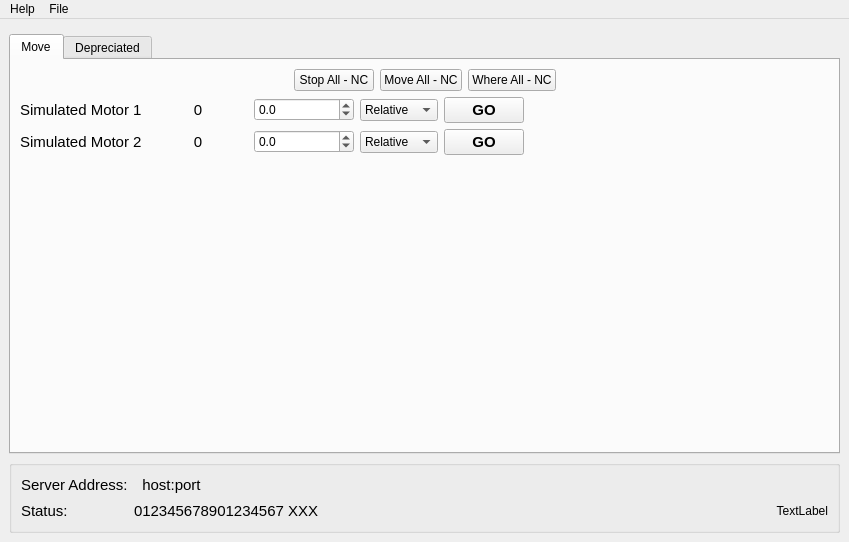
Qt form main_controller/windows/main_window.ui (ayuzer/HXMA_Python_Gui) before a commit.
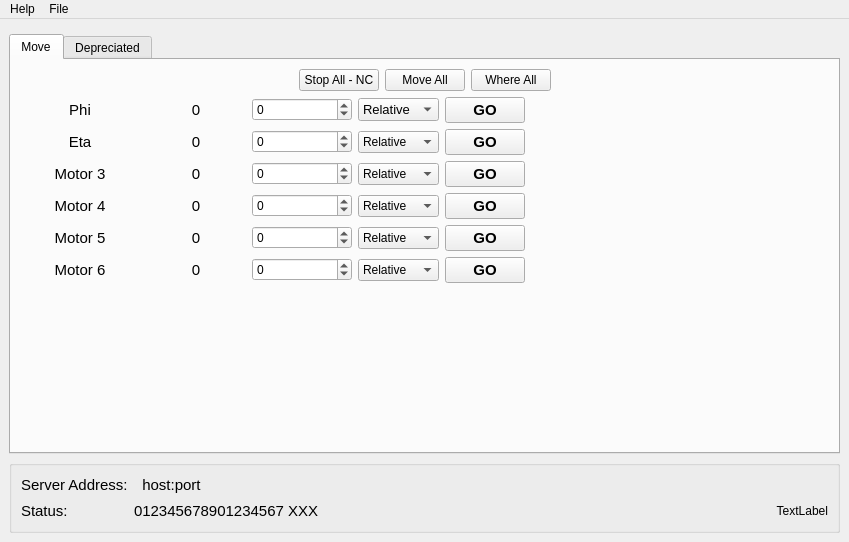
The same form after that commit.

Commit message:
Where All, Move All functional, motor list/tuple added,6 motors
The Move all and where all buttons are now functional, and the motors
are now associated to a list which connects it to the mne, and relevent
variables.

Six motors can now be controlled by the panel.

No threading so everything goes in succession

```diff
--- a/main_controller/windows/main_window.ui
+++ b/main_controller/windows/main_window.ui
@@ -68,14 +68,14 @@
                 <item row="0" column="2">
                  <widget class="QPushButton" name="pushButton_motor_all_move">
                   <property name="text">
-                   <string>Move All - NC</string>
+                   <string>Move All</string>
                   </property>
                  </widget>
                 </item>
                 <item row="0" column="3">
-                 <widget class="QPushButton" name="pushButton_2">
+                 <widget class="QPushButton" name="pushButton_motor_all_checkpos">
                   <property name="text">
-                   <string>Where All - NC</string>
+                   <string>Where All</string>
                   </property>
                  </widget>
                 </item>
@@ -98,7 +98,7 @@
             </item>
             <item>
              <layout class="QGridLayout" name="gridLayout_4">
-              <item row="2" column="0">
+              <item row="6" column="0">
                <spacer name="verticalSpacer">
                 <property name="orientation">
                  <enum>Qt::Vertical</enum>
@@ -149,26 +149,44 @@
                </spacer>
               </item>
               <item row="0" column="0">
-               <widget class="QLabel" name="label_motor_one_name">
+               <widget class="QLabel" name="label_motor_1_name">
+                <property name="minimumSize">
+                 <size>
+                  <width>120</width>
+                  <height>0</height>
+                 </size>
+                </property>
                 <property name="font">
                  <font>
                   <pointsize>11</pointsize>
                  </font>
                 </property>
                 <property name="text">
-                 <string>Simulated Motor 1</string>
+                 <string>Phi</string>
+                </property>
+                <property name="alignment">
+                 <set>Qt::AlignCenter</set>
                 </property>
                </widget>
               </item>
               <item row="1" column="0">
-               <widget class="QLabel" name="label_motor_two_name">
+               <widget class="QLabel" name="label_motor_2_name">
+                <property name="minimumSize">
+                 <size>
+                  <width>120</width>
+                  <height>0</height>
+                 </size>
+                </property>
                 <property name="font">
                  <font>
                   <pointsize>11</pointsize>
                  </font>
                 </property>
                 <property name="text">
-                 <string>Simulated Motor 2</string>
+                 <string>Eta</string>
+                </property>
+                <property name="alignment">
+                 <set>Qt::AlignCenter</set>
                 </property>
                </widget>
               </item>
@@ -206,22 +224,6 @@
                 </property>
                </spacer>
               </item>
-              <item row="1" column="2">
-               <widget class="QDoubleSpinBox" name="doubleSpinBox_motor_two_moveto">
-                <property name="minimumSize">
-                 <size>
-                  <width>100</width>
-                  <height>20</height>
-                 </size>
-                </property>
-                <property name="decimals">
-                 <number>1</number>
-                </property>
-                <property name="minimum">
-                 <double>-100.000000000000000</double>
-                </property>
-               </widget>
-              </item>
               <item row="0" column="2">
                <widget class="QDoubleSpinBox" name="doubleSpinBox_motor_one_moveto">
                 <property name="minimumSize">
@@ -231,10 +233,13 @@
                  </size>
                 </property>
                 <property name="decimals">
-                 <number>1</number>
+                 <number>0</number>
                 </property>
                 <property name="minimum">
-                 <double>-100.000000000000000</double>
+                 <double>-1000.000000000000000</double>
+                </property>
+                <property name="maximum">
+                 <double>1000.000000000000000</double>
                 </property>
                </widget>
               </item>
@@ -266,20 +271,6 @@
                 </property>
                </widget>
               </item>
-              <item row="0" column="3">
-               <widget class="QComboBox" name="comboBox_motor_one_movetype">
-                <item>
-                 <property name="text">
-                  <string>Relative</string>
-                 </property>
-                </item>
-                <item>
-                 <property name="text">
-                  <string>Absolute</string>
-                 </property>
-                </item>
-               </widget>
-              </item>
               <item row="1" column="3">
                <widget class="QComboBox" name="comboBox_motor_two_movetype">
                 <item>
@@ -294,6 +285,328 @@
                 </item>
                </widget>
               </item>
+              <item row="2" column="0">
+               <widget class="QLabel" name="label_motor_3_name">
+                <property name="font">
+                 <font>
+                  <pointsize>11</pointsize>
+                 </font>
+                </property>
+                <property name="text">
+                 <string>Motor 3</string>
+                </property>
+                <property name="alignment">
+                 <set>Qt::AlignCenter</set>
+                </property>
+               </widget>
+              </item>
+              <item row="3" column="0">
+               <widget class="QLabel" name="label_motor_4_name">
+                <property name="font">
+                 <font>
+                  <pointsize>11</pointsize>
+                 </font>
+                </property>
+                <property name="text">
+                 <string>Motor 4</string>
+                </property>
+                <property name="alignment">
+                 <set>Qt::AlignCenter</set>
+                </property>
+               </widget>
+              </item>
+              <item row="4" column="0">
+               <widget class="QLabel" name="label_motor_5_name">
+                <property name="font">
+                 <font>
+                  <pointsize>11</pointsize>
+                 </font>
+                </property>
+                <property name="text">
+                 <string>Motor 5</string>
+                </property>
+                <property name="alignment">
+                 <set>Qt::AlignCenter</set>
+                </property>
+               </widget>
+              </item>
+              <item row="5" column="0">
+               <widget class="QLabel" name="label_motor_6_name">
+                <property name="font">
+                 <font>
+                  <pointsize>11</pointsize>
+                 </font>
+                </property>
+                <property name="text">
+                 <string>Motor 6</string>
+                </property>
+                <property name="alignment">
+                 <set>Qt::AlignCenter</set>
+                </property>
+               </widget>
+              </item>
+              <item row="2" column="1">
+               <widget class="QLabel" name="label_motor_3_pos">
+                <property name="font">
+                 <font>
+                  <pointsize>11</pointsize>
+                 </font>
+                </property>
+                <property name="text">
+                 <string>0</string>
+                </property>
+                <property name="alignment">
+                 <set>Qt::AlignCenter</set>
+                </property>
+               </widget>
+              </item>
+              <item row="3" column="1">
+               <widget class="QLabel" name="label_motor_4_pos">
+                <property name="font">
+                 <font>
+                  <pointsize>11</pointsize>
+                 </font>
+                </property>
+                <property name="text">
+                 <string>0</string>
+                </property>
+                <property name="alignment">
+                 <set>Qt::AlignCenter</set>
+                </property>
+               </widget>
+              </item>
+              <item row="4" column="1">
+               <widget class="QLabel" name="label_motor_5_pos">
+                <property name="font">
+                 <font>
+                  <pointsize>11</pointsize>
+                 </font>
+                </property>
+                <property name="text">
+                 <string>0</string>
+                </property>
+                <property name="alignment">
+                 <set>Qt::AlignCenter</set>
+                </property>
+               </widget>
+              </item>
+              <item row="5" column="1">
+               <widget class="QLabel" name="label_motor_6_pos">
+                <property name="font">
+                 <font>
+                  <pointsize>11</pointsize>
+                 </font>
+                </property>
+                <property name="text">
+                 <string>0</string>
+                </property>
+                <property name="alignment">
+                 <set>Qt::AlignCenter</set>
+                </property>
+               </widget>
+              </item>
+              <item row="2" column="2">
+               <widget class="QDoubleSpinBox" name="doubleSpinBox_motor_3_moveto">
+                <property name="decimals">
+                 <number>0</number>
+                </property>
+                <property name="minimum">
+                 <double>-1000.000000000000000</double>
+                </property>
+                <property name="maximum">
+                 <double>1000.000000000000000</double>
+                </property>
+               </widget>
+              </item>
+              <item row="3" column="2">
+               <widget class="QDoubleSpinBox" name="doubleSpinBox_motor_4_moveto">
+                <property name="decimals">
+                 <number>0</number>
+                </property>
+                <property name="minimum">
+                 <double>-1000.000000000000000</double>
+                </property>
+                <property name="maximum">
+                 <double>1000.000000000000000</double>
+                </property>
+               </widget>
+              </item>
+              <item row="4" column="2">
+               <widget class="QDoubleSpinBox" name="doubleSpinBox_motor_5_moveto">
+                <property name="decimals">
+                 <number>0</number>
+                </property>
+                <property name="minimum">
+                 <double>-1000.000000000000000</double>
+                </property>
+                <property name="maximum">
+                 <double>1000.000000000000000</double>
+                </property>
+               </widget>
+              </item>
+              <item row="5" column="2">
+               <widget class="QDoubleSpinBox" name="doubleSpinBox_motor_6_moveto">
+                <property name="decimals">
+                 <number>0</number>
+                </property>
+                <property name="minimum">
+                 <double>-1000.000000000000000</double>
+                </property>
+                <property name="maximum">
+                 <double>1000.000000000000000</double>
+                </property>
+               </widget>
+              </item>
+              <item row="2" column="3">
+               <widget class="QComboBox" name="comboBox_motor_3_movetype">
+                <item>
+                 <property name="text">
+                  <string>Relative</string>
+                 </property>
+                </item>
+                <item>
+                 <property name="text">
+                  <string>Absolute</string>
+                 </property>
+                </item>
+               </widget>
+              </item>
+              <item row="0" column="3">
+               <widget class="QComboBox" name="comboBox_motor_1_movetype">
+                <property name="font">
+                 <font>
+                  <pointsize>10</pointsize>
+                 </font>
+                </property>
+                <item>
+                 <property name="text">
+                  <string>Relative</string>
+                 </property>
+                </item>
+                <item>
+                 <property name="text">
+                  <string>Absolute</string>
+                 </property>
+                </item>
+               </widget>
+              </item>
+              <item row="3" column="3">
+               <widget class="QComboBox" name="comboBox_motor_4_movetype">
+                <item>
+                 <property name="text">
+                  <string>Relative</string>
+                 </property>
+                </item>
+                <item>
+                 <property name="text">
+                  <string>Absolute</string>
+                 </property>
+                </item>
+               </widget>
+              </item>
+              <item row="4" column="3">
+               <widget class="QComboBox" name="comboBox_motor_5_movetype">
+                <item>
+                 <property name="text">
+                  <string>Relative</string>
+                 </property>
+                </item>
+                <item>
+                 <property name="text">
+                  <string>Absolute</string>
+                 </property>
+                </item>
+               </widget>
+              </item>
+              <item row="5" column="3">
+               <widget class="QComboBox" name="comboBox_motor_6_movetype">
+                <item>
+                 <property name="text">
+                  <string>Relative</string>
+                 </property>
+                </item>
+                <item>
+                 <property name="text">
+                  <string>Absolute</string>
+                 </property>
+                </item>
+               </widget>
+              </item>
+              <item row="2" column="4">
+               <widget class="QPushButton" name="pushButton">
+                <property name="font">
+                 <font>
+                  <pointsize>11</pointsize>
+                  <weight>75</weight>
+                  <bold>true</bold>
+                 </font>
+                </property>
+                <property name="text">
+                 <string>GO</string>
+                </property>
+               </widget>
+              </item>
+              <item row="3" column="4">
+               <widget class="QPushButton" name="pushButton_2">
+                <property name="font">
+                 <font>
+                  <pointsize>11</pointsize>
+                  <weight>75</weight>
+                  <bold>true</bold>
+                 </font>
+                </property>
+                <property name="text">
+                 <string>GO</string>
+                </property>
+               </widget>
+              </item>
+              <item row="4" column="4">
+               <widget class="QPushButton" name="pushButton_3">
+                <property name="font">
+                 <font>
+                  <pointsize>11</pointsize>
+                  <weight>75</weight>
+                  <bold>true</bold>
+                 </font>
+                </property>
+                <property name="text">
+                 <string>GO</string>
+                </property>
+               </widget>
+              </item>
+              <item row="5" column="4">
+               <widget class="QPushButton" name="pushButton_4">
+                <property name="font">
+                 <font>
+                  <pointsize>11</pointsize>
+                  <weight>75</weight>
+                  <bold>true</bold>
+                 </font>
+                </property>
+                <property name="text">
+                 <string>GO</string>
+                </property>
+               </widget>
+              </item>
+              <item row="1" column="2">
+               <widget class="QDoubleSpinBox" name="doubleSpinBox_motor_2_moveto">
+                <property name="minimumSize">
+                 <size>
+                  <width>100</width>
+                  <height>20</height>
+                 </size>
+                </property>
+                <property name="decimals">
+                 <number>0</number>
+                </property>
+                <property name="minimum">
+                 <double>-1000.000000000000000</double>
+                </property>
+                <property name="maximum">
+                 <double>1000.000000000000000</double>
+                </property>
+               </widget>
+              </item>
              </layout>
             </item>
            </layout>
```
Left out of the diff: 12 changed lines with no effect on the pictures. The commit also changes 5 other files.
